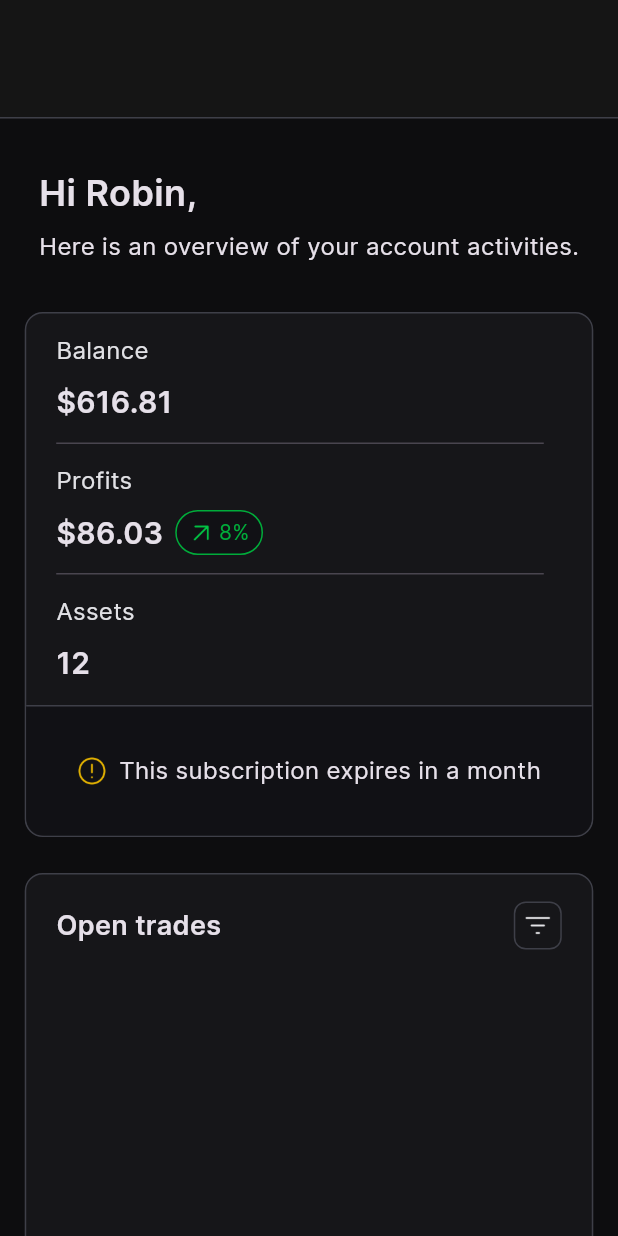
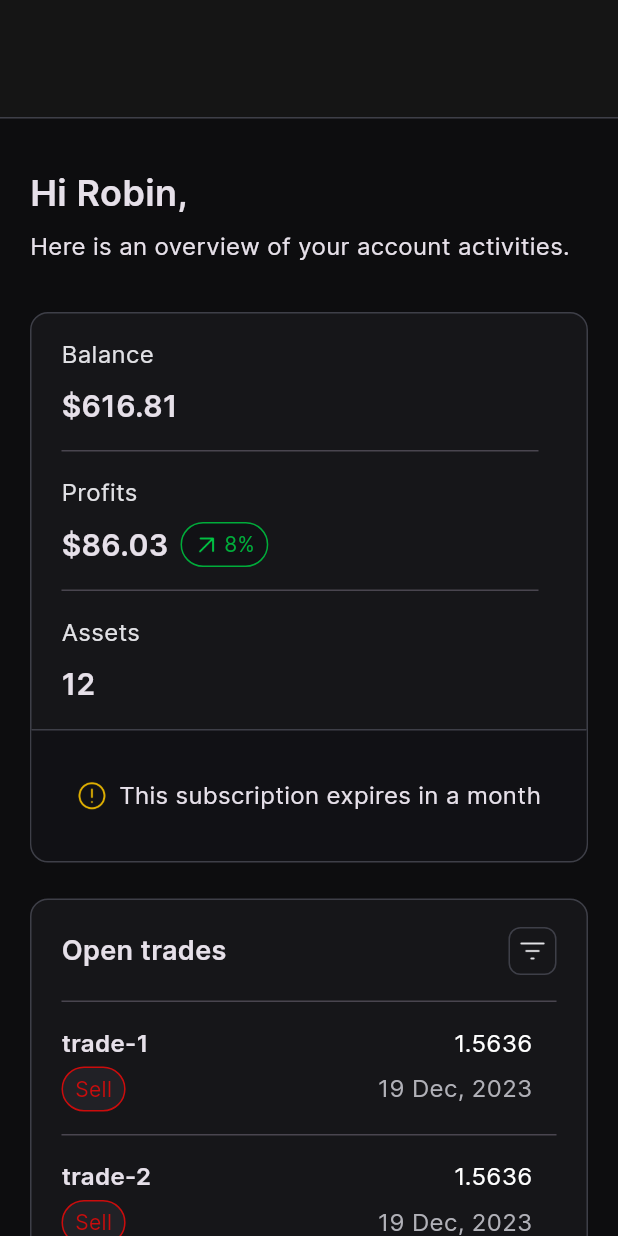
Before and after one commit to Mouadzz/Predictiva-ASSIGNMENT, a Flutter app: the screen it shows after launch, on a phone screen of 412 x 824 dp. Run offline on Flutter 3.47's test engine with Material 3 defaults, Android fonts, the phone set to English and light mode, and no system bars; our stand-ins replace flutter_bloc.

Commit message:
feat: open trades widget

```diff
--- a/lib/core/extensions/num_extension.dart
+++ b/lib/core/extensions/num_extension.dart
@@ -1,3 +1,9 @@
+//import 'package:graitor/Extensions/num_extension.dart';
+
+// Project imports:
+
+//https://github.com/TechnoUrmish/Sizer/blob/master/lib/extension.dart
+
 import 'package:predictiva/core/core.dart';
 
 extension SizeExtension on num {
--- a/lib/core/services/theme.dart
+++ b/lib/core/services/theme.dart
@@ -5,11 +5,14 @@ class AppTheme {
   static const Color dark2 = Color(0XFF111115);
   static const Color dark3 = Color(0XFF151515);
   static const Color dark4 = Color(0XFF161619);
+  static const Color dark5 = Color(0XFF212126);
+  static const Color dark6 = Color(0XFF19191B);
   static const Color grey1 = Color(0xFFE1E1E5);
   static const Color grey2 = Color(0xFFB1B1B8);
   static const Color stroke = Color(0XFF3E3F48);
   static const Color error = Color(0XFFCC0C0C);
   static const Color success = Color(0XFF00AC3A);
+  static const Color greenAccent = Color(0XFF00BCAF);
 
   static const Color transparent = Colors.transparent;
 
--- a/lib/main.dart
+++ b/lib/main.dart
@@ -1,7 +1,7 @@
 import 'package:flutter/material.dart';
 import 'package:predictiva/app.dart';
 
-void main() {
+void main() async {
   WidgetsFlutterBinding.ensureInitialized();
 
   runApp(
--- a/lib/src/dashboard/presentation/pages/home_page.dart
+++ b/lib/src/dashboard/presentation/pages/home_page.dart
@@ -5,30 +5,42 @@ import 'package:predictiva/src/dashboard/presentation/widgets/dashboard_header_w
 import 'package:predictiva/src/dashboard/presentation/widgets/open_trades/open_trades_widget.dart';
 import 'package:predictiva/src/dashboard/presentation/widgets/summary/summary_widget.dart';
 
-class DashboardPage extends StatelessWidget {
+class DashboardPage extends StatefulWidget {
   const DashboardPage({super.key});
 
   @override
+  State<DashboardPage> createState() => _DashboardPageState();
+}
+
+class _DashboardPageState extends State<DashboardPage> {
+  final dropDownController = OverlayPortalController();
+
+  @override
   Widget build(BuildContext context) {
-    return OrientationBuilder(
+    return GestureDetector(
+      onTap: dropDownController.hide,
+      child: OrientationBuilder(
         builder: (context, orientation) {
           final useMobileLayout = SizeConfig.useMobileLayout;
           return Scaffold(
             appBar: TopNavigationWidget(useMobileLayout: useMobileLayout),
-          body: SingleChildScrollView(
-            padding: EdgeInsets.symmetric(horizontal: 4.w),
+            body: SafeArea(
+              child: SingleChildScrollView(
+                padding: const EdgeInsets.symmetric(horizontal: 20),
                 child: Column(
                   children: [
                     const DashboardHeaderWidget(),
                     SummaryWidget(useMobileLayout: useMobileLayout),
                     const SizedBox(height: 24),
-                const OpenTradesWidget(),
+                    OpenTradesWidget(dropDownController: dropDownController),
                     const SizedBox(height: 100),
                   ],
                 ),
               ),
+            ),
           );
         },
+      ),
     );
   }
 }
--- a/lib/src/dashboard/presentation/widgets/dashboard_header_widget.dart
+++ b/lib/src/dashboard/presentation/widgets/dashboard_header_widget.dart
@@ -5,9 +5,12 @@ class DashboardHeaderWidget extends StatelessWidget {
 
   @override
   Widget build(BuildContext context) {
-    return const Padding(
-      padding: EdgeInsets.symmetric(vertical: 32),
-      child: Column(
+    return LayoutBuilder(
+      builder: (context, constraints) {
+        return Container(
+          width: constraints.maxWidth,
+          padding: const EdgeInsets.symmetric(vertical: 32),
+          child: const Column(
             crossAxisAlignment: CrossAxisAlignment.start,
             children: [
               Text(
@@ -25,5 +28,7 @@ class DashboardHeaderWidget extends StatelessWidget {
             ],
           ),
         );
+      },
+    );
   }
 }
--- a/lib/src/dashboard/presentation/widgets/open_trades/open_trades_header_widget.dart
+++ b/lib/src/dashboard/presentation/widgets/open_trades/open_trades_header_widget.dart
@@ -1,13 +1,29 @@
 import 'package:flutter/material.dart';
 import 'package:predictiva/core/core.dart';
+import 'package:predictiva/src/dashboard/presentation/widgets/open_trades/filter_drop_down_widget.dart';
 
-class OpenTradesHeaderWidget extends StatelessWidget {
-  const OpenTradesHeaderWidget({super.key});
+class OpenTradesHeaderWidget extends StatefulWidget {
+  const OpenTradesHeaderWidget({required this.dropDownController, super.key});
+
+  final OverlayPortalController dropDownController;
+
+  @override
+  State<OpenTradesHeaderWidget> createState() => _OpenTradesHeaderWidgetState();
+}
+
+class _OpenTradesHeaderWidgetState extends State<OpenTradesHeaderWidget> {
+  final _link = LayerLink();
+
+  double? dropDownWidth;
 
   @override
   Widget build(BuildContext context) {
     return Padding(
       padding: const EdgeInsets.symmetric(vertical: 18),
+      child: Column(
+        children: [
+          CompositedTransformTarget(
+            link: _link,
             child: Row(
               mainAxisAlignment: MainAxisAlignment.spaceBetween,
               children: [
@@ -15,7 +31,39 @@ class OpenTradesHeaderWidget extends StatelessWidget {
                   'Open trades',
                   style: TextStyle(fontSize: 18, fontWeight: FontWeight.w600),
                 ),
-          Container(
+                OverlayPortal(
+                  controller: widget.dropDownController,
+                  overlayChildBuilder: (BuildContext context) {
+                    return CompositedTransformFollower(
+                      link: _link,
+                      targetAnchor: Alignment.bottomLeft,
+                      child: Align(
+                        alignment: AlignmentDirectional.topStart,
+                        child:
+                            FilterDropDownWidget(dropDownWidth: dropDownWidth),
+                      ),
+                    );
+                  },
+                  child: filterButton(
+                    onTap: toggle,
+                  ),
+                ),
+              ],
+            ),
+          ),
+        ],
+      ),
+    );
+  }
+
+  void toggle() {
+    dropDownWidth = context.size?.width;
+    widget.dropDownController.toggle();
+  }
+
+  Widget filterButton({required void Function() onTap}) => GestureDetector(
+        onTap: onTap,
+        child: Container(
           width: 32,
           height: 32,
           decoration: BoxDecoration(
@@ -30,8 +78,5 @@ class OpenTradesHeaderWidget extends StatelessWidget {
             ),
           ),
         ),
-        ],
-      ),
       );
 }
-}
--- a/lib/src/dashboard/presentation/widgets/open_trades/open_trades_list_widget.dart
+++ b/lib/src/dashboard/presentation/widgets/open_trades/open_trades_list_widget.dart
@@ -1,12 +1,38 @@
 import 'package:flutter/material.dart';
+import 'package:predictiva/src/dashboard/presentation/widgets/open_trades/trade_item_widget.dart';
 
 class OpenTradesListWidget extends StatelessWidget {
-  const OpenTradesListWidget({super.key});
+  const OpenTradesListWidget({
+    required this.currentPageTrades,
+    super.key,
+  });
+
+  final List<String> currentPageTrades;
 
   @override
   Widget build(BuildContext context) {
-    return Container(
-      height: 300,
+    return LayoutBuilder(
+      builder: (context, constraints) {
+        return SingleChildScrollView(
+          scrollDirection: Axis.horizontal,
+          physics: const NeverScrollableScrollPhysics(),
+          child: SizedBox(
+            width: constraints.maxWidth,
+            child: Column(
+              children: [
+                for (final trade in currentPageTrades)
+                  TradeItemWidget(
+                    symbol: trade,
+                  ),
+                const Divider(
+                  thickness: 1,
+                  height: 0,
+                ),
+              ],
+            ),
+          ),
+        );
+      },
     );
   }
 }
--- a/lib/src/dashboard/presentation/widgets/open_trades/open_trades_widget.dart
+++ b/lib/src/dashboard/presentation/widgets/open_trades/open_trades_widget.dart
@@ -4,11 +4,34 @@ import 'package:predictiva/src/dashboard/presentation/widgets/open_trades/open_t
 import 'package:predictiva/src/dashboard/presentation/widgets/open_trades/open_trades_list_widget.dart';
 import 'package:predictiva/src/dashboard/presentation/widgets/open_trades/open_trades_pagination_widget.dart';
 
-class OpenTradesWidget extends StatelessWidget {
-  const OpenTradesWidget({super.key});
+class OpenTradesWidget extends StatefulWidget {
+  const OpenTradesWidget({required this.dropDownController, super.key});
+
+  final OverlayPortalController dropDownController;
+
+  @override
+  State<OpenTradesWidget> createState() => _OpenTradesWidgetState();
+}
+
+class _OpenTradesWidgetState extends State<OpenTradesWidget> {
+  int tradesPerPage = 5;
+  int currentPage = 1;
+  late List<String> trades;
+  late int totalPages;
+
+  @override
+  void initState() {
+    trades = List.generate(30, (index) => 'trade-${index + 1}');
+    totalPages = (trades.length / tradesPerPage).ceil();
+    super.initState();
+  }
 
   @override
   Widget build(BuildContext context) {
+    final startIndex = ((currentPage - 1) * tradesPerPage) + 1;
+    var endIndex = currentPage * tradesPerPage;
+    endIndex = endIndex > trades.length ? trades.length : endIndex;
+
     return Container(
       padding: const EdgeInsets.symmetric(horizontal: 20),
       decoration: BoxDecoration(
@@ -18,9 +41,23 @@ class OpenTradesWidget extends StatelessWidget {
       ),
       child: Column(
         children: [
-          OpenTradesHeaderWidget(),
-          OpenTradesListWidget(),
-          OpenTradesPaginationWidget(),
+          OpenTradesHeaderWidget(dropDownController: widget.dropDownController),
+          OpenTradesListWidget(
+            currentPageTrades: trades.sublist(startIndex - 1, endIndex),
+          ),
+          OpenTradesPaginationWidget(
+            paginationText: '$startIndex - $endIndex of ${trades.length}',
+            onBack: (currentPage > 1)
+                ? () => setState(() {
+                      currentPage -= 1;
+                    })
+                : null,
+            onForward: (currentPage < totalPages)
+                ? () => setState(() {
+                      currentPage += 1;
+                    })
+                : null,
+          ),
         ],
       ),
     );
--- /dev/null
+++ b/lib/src/dashboard/presentation/widgets/open_trades/trade_item_widget.dart
@@ -0,0 +1,75 @@
+import 'package:flutter/material.dart';
+import 'package:predictiva/core/core.dart';
+
+class TradeItemWidget extends StatelessWidget {
+  const TradeItemWidget({required this.symbol, super.key});
+
+  final String symbol;
+
+  @override
+  Widget build(BuildContext context) {
+    return Column(
+      children: [
+        const Divider(
+          thickness: 1,
+          height: 0,
+        ),
+        const SizedBox(height: 16),
+        Padding(
+          padding: EdgeInsets.only(right: 16),
+          child: Row(
+            mainAxisAlignment: MainAxisAlignment.spaceBetween,
+            children: [
+              Text(
+                symbol,
+                style: TextStyle(
+                  fontSize: 16,
+                  fontWeight: FontWeight.w600,
+                ),
+              ),
+              Text(
+                '1.5636',
+                style: TextStyle(
+                  fontSize: 16,
+                  color: Colors.white,
+                ),
+              ),
+            ],
+          ),
+        ),
+        const SizedBox(height: 4),
+        Padding(
+          padding: const EdgeInsets.only(right: 16),
+          child: Row(
+            mainAxisAlignment: MainAxisAlignment.spaceBetween,
+            children: [
+              Container(
+                padding: const EdgeInsets.symmetric(horizontal: 8, vertical: 4),
+                decoration: BoxDecoration(
+                  color: AppTheme.dark5,
+                  borderRadius: BorderRadius.circular(30),
+                  border: Border.all(color: AppTheme.error),
+                ),
+                child: const Text(
+                  'Sell',
+                  style: TextStyle(
+                    fontSize: 14,
+                    color: AppTheme.error,
+                  ),
+                ),
+              ),
+              const Text(
+                '19 Dec, 2023',
+                style: TextStyle(
+                  fontSize: 16,
+                  color: AppTheme.grey2,
+                ),
+              ),
+            ],
+          ),
+        ),
+        const SizedBox(height: 16),
+      ],
+    );
+  }
+}
--- a/lib/src/dashboard/presentation/widgets/summary/summary_widget.dart
+++ b/lib/src/dashboard/presentation/widgets/summary/summary_widget.dart
@@ -57,8 +57,8 @@ class SummaryWidget extends StatelessWidget {
     required String value,
     Widget? figureState,
   }) =>
-      SizedBox(
-        height: 87,
+      Padding(
+        padding: const EdgeInsets.symmetric(vertical: 16),
         child: Column(
           crossAxisAlignment: CrossAxisAlignment.start,
           mainAxisAlignment: MainAxisAlignment.center,
@@ -92,8 +92,7 @@ class SummaryWidget extends StatelessWidget {
       );
 
   Widget subscriptionExpiry() => Container(
-        padding: const EdgeInsets.symmetric(horizontal: 20),
-        height: 87,
+        padding: const EdgeInsets.symmetric(horizontal: 20, vertical: 32),
         decoration: const BoxDecoration(
           color: AppTheme.dark2,
           border: Border(top: BorderSide(color: AppTheme.stroke)),
```
Also changed, not shown: lib/core/services/size_config.dart (+9 -3 lines), lib/src/dashboard/presentation/widgets/open_trades/filter_drop_down_widget.dart (added, +131 -0 lines), lib/src/dashboard/presentation/widgets/open_trades/open_trades_pagination_widget.dart (+63 -3 lines), assets/images/calendar.png (added), assets/images/nav-arrow-down.png (added). Lines whose indentation alone changed are shown as unchanged.
